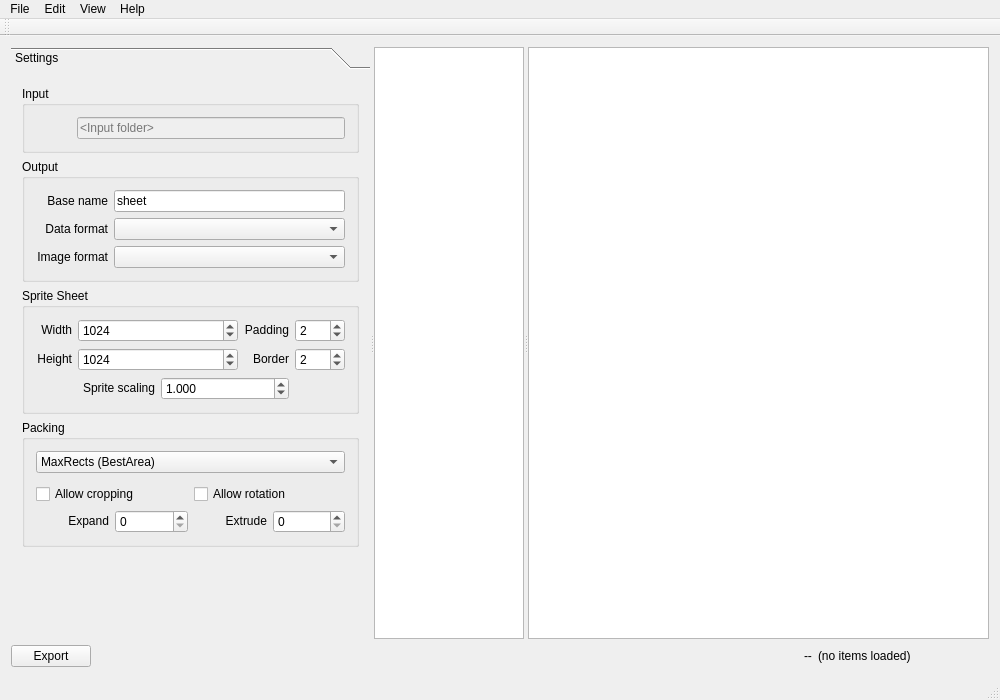
Above: mainwindow.ui from bazgt/SpriteBuncher before the change. Below: the same form after it.
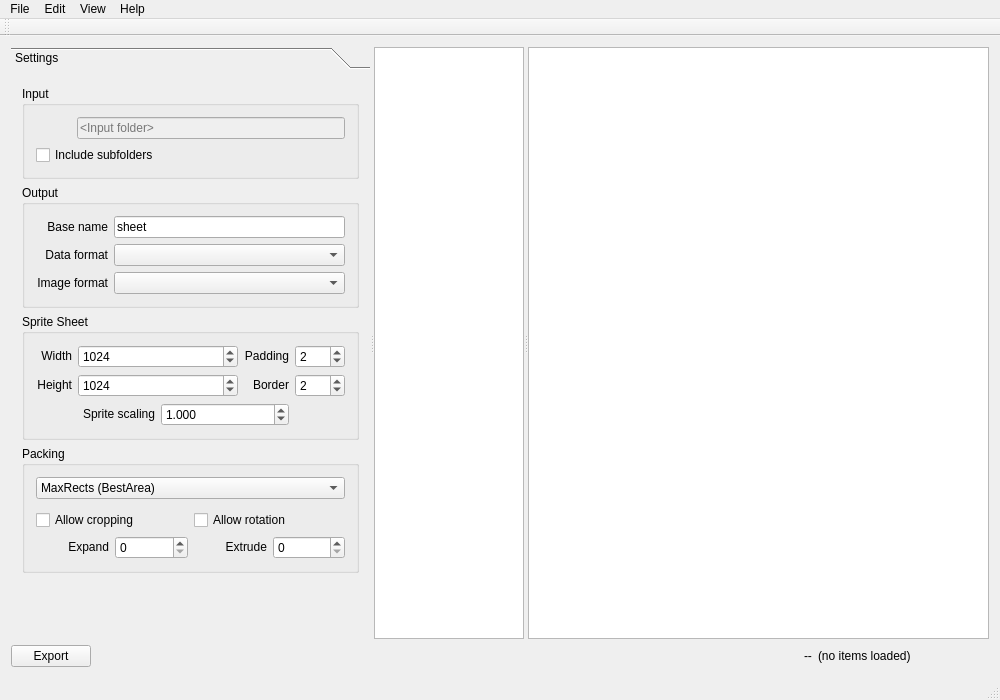
That is the form after the change. Icons and pictures are not drawn.

Commit message:
Feature to process subfolders for images.
Tweaked openFolder fn to avoid loading the json file, if required. When
reloading folder items we don't want to lose user's current settings
since last export.

Patch:
```diff
--- a/mainwindow.ui
+++ b/mainwindow.ui
@@ -38,8 +38,8 @@
          <rect>
           <x>0</x>
           <y>0</y>
-          <width>296</width>
-          <height>525</height>
+          <width>362</width>
+          <height>545</height>
          </rect>
         </property>
         <attribute name="label">
@@ -100,6 +100,13 @@
               </property>
              </widget>
             </item>
+            <item row="1" column="0" colspan="2">
+             <widget class="QCheckBox" name="subfoldersCheckBox">
+              <property name="text">
+               <string>Include subfolders</string>
+              </property>
+             </widget>
+            </item>
            </layout>
           </widget>
          </item>
```
Left out of the diff: 52 changed lines with no effect on the pictures. The commit also changes 2 other files.
